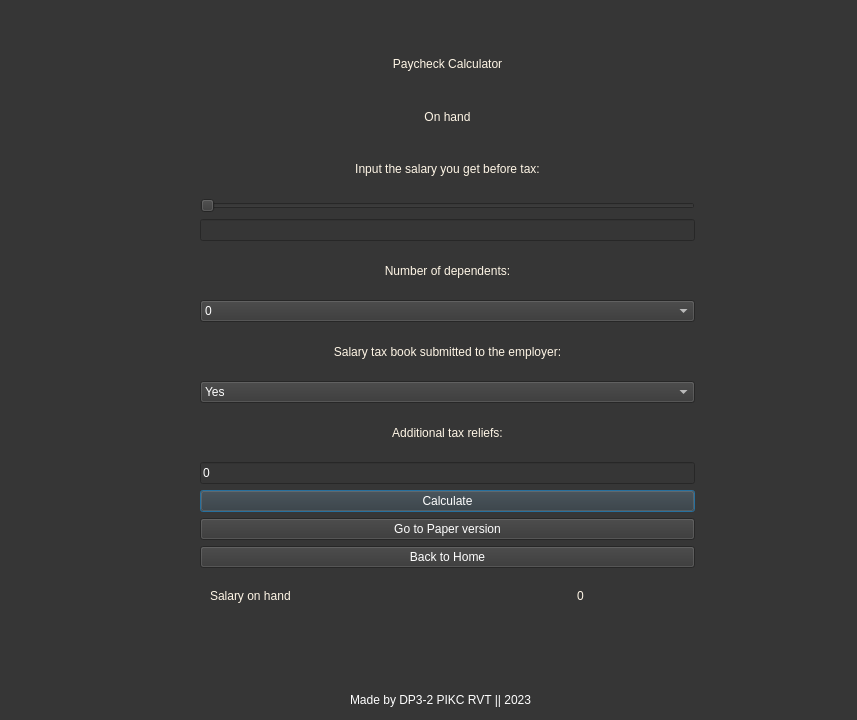
First picture: the form in App/hand.ui, repository CodingXP/AlgasKalkulators, before the edit.
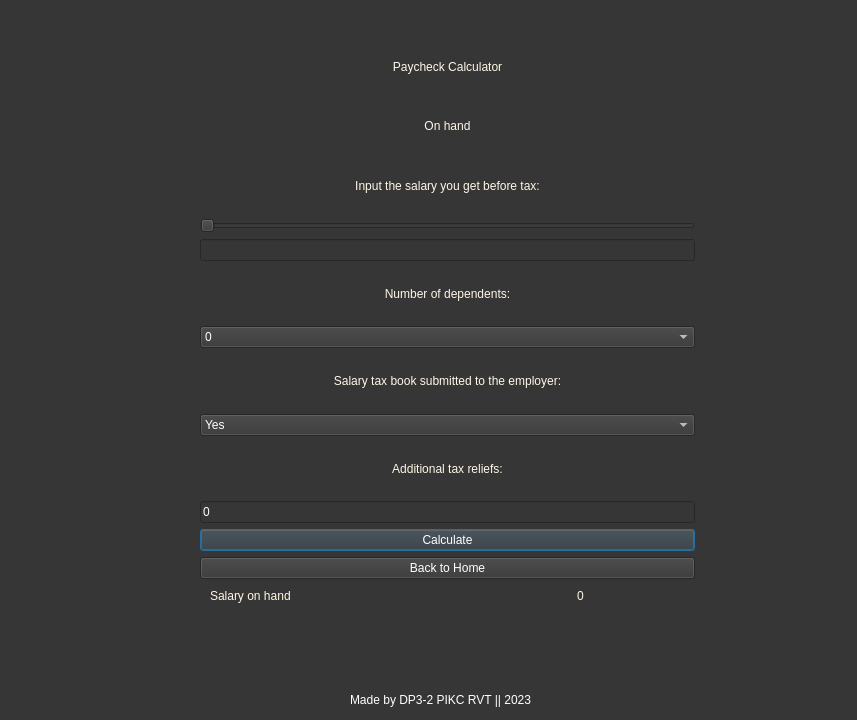
Second picture: the form after the edit.

```diff
--- a/App/hand.ui
+++ b/App/hand.ui
@@ -79,7 +79,7 @@
      <x>200</x>
      <y>40</y>
      <width>495</width>
-     <height>528</height>
+     <height>539</height>
     </rect>
    </property>
    <layout class="QVBoxLayout" name="verticalLayout_3">
@@ -298,17 +298,6 @@
         </property>
        </widget>
       </item>
-      <item>
-       <widget class="QPushButton" name="paper">
-        <property name="styleSheet">
-         <string notr="true">color: rgb(255, 255, 255);
-font: 12pt &quot;Rockwell&quot;;</string>
-        </property>
-        <property name="text">
-         <string>Go to Paper version</string>
-        </property>
-       </widget>
-      </item>
      </layout>
     </item>
     <item>
```
